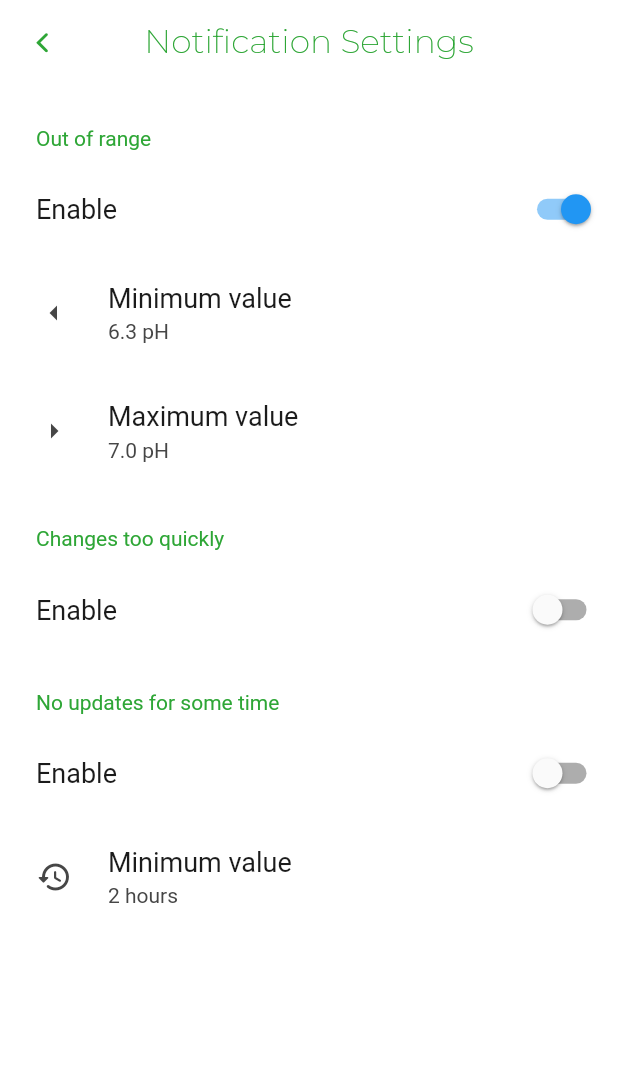
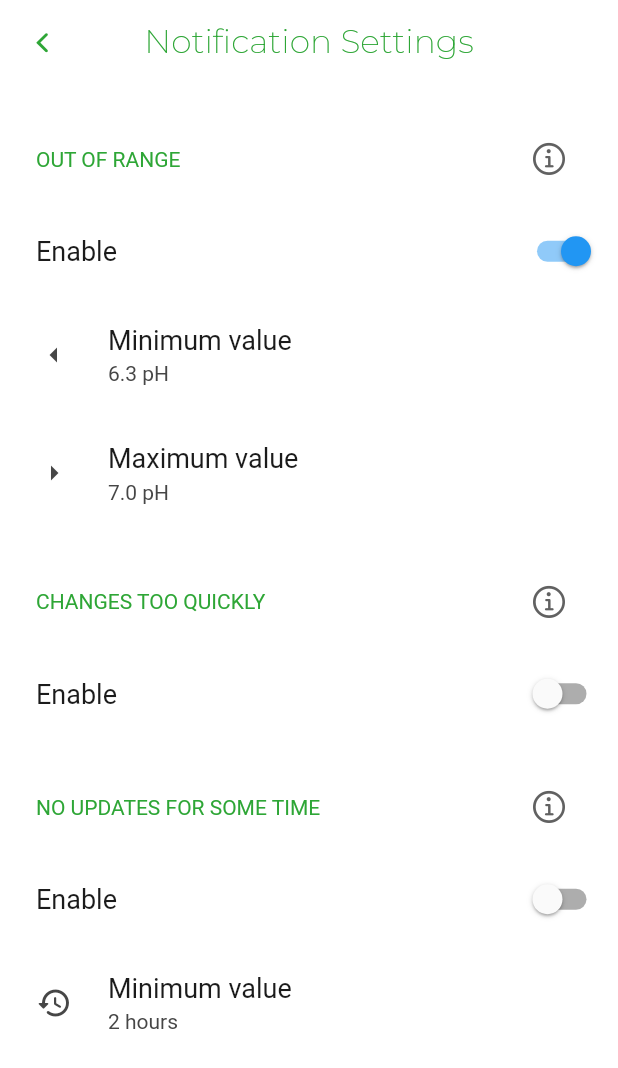
Before and after one commit to raoulh/my_greenhouse, a Flutter app: the NotifSettingsPage screen opened directly, on a phone screen of 412 x 824 dp. Shown: the top 1068 px of the screen. Run offline on Flutter 3.47's test engine with Material 2 defaults, Android fonts, the phone set to English and light mode, and no system bars; drawn by our look-alikes of settings_ui; our stand-ins replace connectivity_plus, flutter_secure_storage, flutter_svg, font_awesome_flutter, google_fonts, progress_state_button and 2 more; missing offline and left inert: unique_ids; accounts and stored records are empty; network calls fail.

Commit message:
more work

```diff
--- a/lib/ui/page/notif_settings_view.dart
+++ b/lib/ui/page/notif_settings_view.dart
@@ -2,20 +2,45 @@ import 'dart:io';
 
 import 'package:flutter/cupertino.dart';
 import 'package:flutter/material.dart';
-import 'package:my_greenhouse/services/auth_service.dart';
 import 'package:my_greenhouse/ui/widgets/appbar.dart';
-import 'package:provider/provider.dart';
 import 'package:settings_ui/settings_ui.dart';
 
 class NotifSettingsPage extends StatelessWidget {
   const NotifSettingsPage({Key? key}) : super(key: key);
 
-  void _logout(BuildContext context) async {
-    final authService = Provider.of<AuthService>(context, listen: false);
-    await authService.logout();
-    Future.delayed(const Duration(milliseconds: 600), () {
-      Navigator.pushReplacementNamed(context, 'login');
-    });
+  void _showHelpDialog(context, String text) {
+    if (!Platform.isIOS) {
+      showDialog(
+        context: context,
+        builder: (BuildContext context) {
+          // return object of type Dialog
+          return AlertDialog(
+            title: const Text("Help"),
+            content: Text(text),
+            actions: <Widget>[
+              TextButton(
+                child: const Text("Close"),
+                onPressed: () => Navigator.of(context).pop(true),
+              ),
+            ],
+          );
+        },
+      );
+    } else {
+      showCupertinoDialog(
+        context: context,
+        builder: (context) => CupertinoAlertDialog(
+          title: const Text("Help"),
+          content: Text(text),
+          actions: <Widget>[
+            CupertinoDialogAction(
+              child: const Text("Close"),
+              onPressed: () => Navigator.of(context).pop(true),
+            ),
+          ],
+        ),
+      );
+    }
   }
 
   @override
@@ -27,13 +52,29 @@ class NotifSettingsPage extends StatelessWidget {
       ),
       backgroundColor: Colors.white,
       body: SettingsList(
-        lightTheme: const SettingsThemeData(
-          settingsListBackground: Colors.white,
-          titleTextColor: Color(0xff2ea636),
+        //platform: DevicePlatform.android,
+        lightTheme: SettingsThemeData(
+          settingsListBackground: Platform.isAndroid ? Colors.white : null,
+          titleTextColor: const Color(0xff2ea636),
         ),
         sections: [
           SettingsSection(
-            title: const Text('Out of range'),
+            title: Row(
+              mainAxisAlignment: MainAxisAlignment.spaceBetween,
+              children: [
+                Text('Out of range'.toUpperCase()),
+                CupertinoButton(
+                  padding: const EdgeInsets.all(8),
+                  child: Icon(
+                    CupertinoIcons.info,
+                    color: Colors.grey[700],
+                    size: 25.0,
+                  ),
+                  onPressed: () => _showHelpDialog(context,
+                      "When this option is enabled, a notification will be sent when the value goes out of range"),
+                ),
+              ],
+            ),
             tiles: <SettingsTile>[
               SettingsTile.switchTile(
                 onToggle: (value) {},
@@ -54,22 +95,52 @@ class NotifSettingsPage extends StatelessWidget {
             ],
           ),
           SettingsSection(
-            title: const Text('Changes too quickly'),
+            title: Row(
+              mainAxisAlignment: MainAxisAlignment.spaceBetween,
+              children: [
+                Text('Changes too quickly'.toUpperCase()),
+                CupertinoButton(
+                  padding: const EdgeInsets.all(8),
+                  child: Icon(
+                    CupertinoIcons.info,
+                    color: Colors.grey[700],
+                    size: 25.0,
+                  ),
+                  onPressed: () => _showHelpDialog(context,
+                      "When this option is enabled, a notification will be sent when the value changes too quickly in a small amount of time"),
+                ),
+              ],
+            ),
             tiles: [
               SettingsTile.switchTile(
                 onToggle: (value) {},
                 initialValue: false,
-                title: Text('Enable'),
+                title: const Text('Enable'),
               ),
             ],
           ),
           SettingsSection(
-            title: const Text('No updates for some time'),
+            title: Row(
+              mainAxisAlignment: MainAxisAlignment.spaceBetween,
+              children: [
+                Text('No updates for some time'.toUpperCase()),
+                CupertinoButton(
+                  padding: const EdgeInsets.all(8),
+                  child: Icon(
+                    CupertinoIcons.info,
+                    color: Colors.grey[700],
+                    size: 25.0,
+                  ),
+                  onPressed: () => _showHelpDialog(context,
+                      "When this option is enabled, a notification will be sent when no data are available for more than the selected time"),
+                ),
+              ],
+            ),
             tiles: [
               SettingsTile.switchTile(
                 onToggle: (value) {},
                 initialValue: false,
-                title: Text('Enable'),
+                title: const Text('Enable'),
               ),
               SettingsTile.navigation(
                 title: const Text("Minimum value"),
```
Also changed, not shown: lib/ui/page/dashboard_page.dart (+20 -4 lines), lib/ui/page/modal_fit.dart (deleted, +0 -43 lines), lib/ui/page/modal_with_navigator.dart (deleted, +0 -58 lines), lib/ui/widgets/chart.dart (+8 -2 lines), 10 other files.
